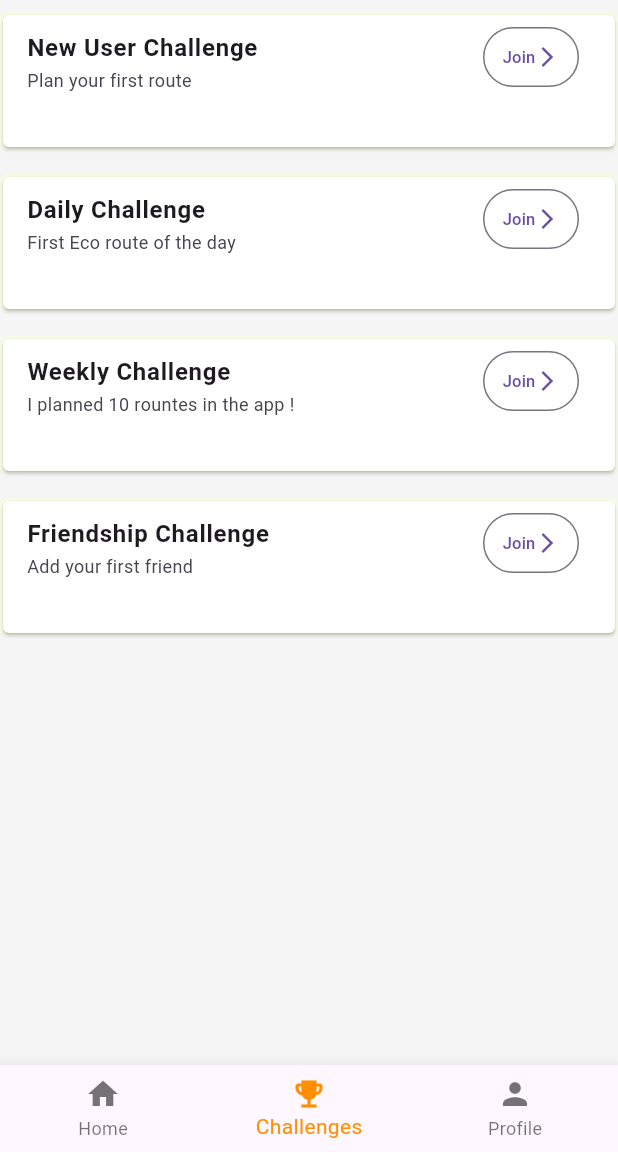
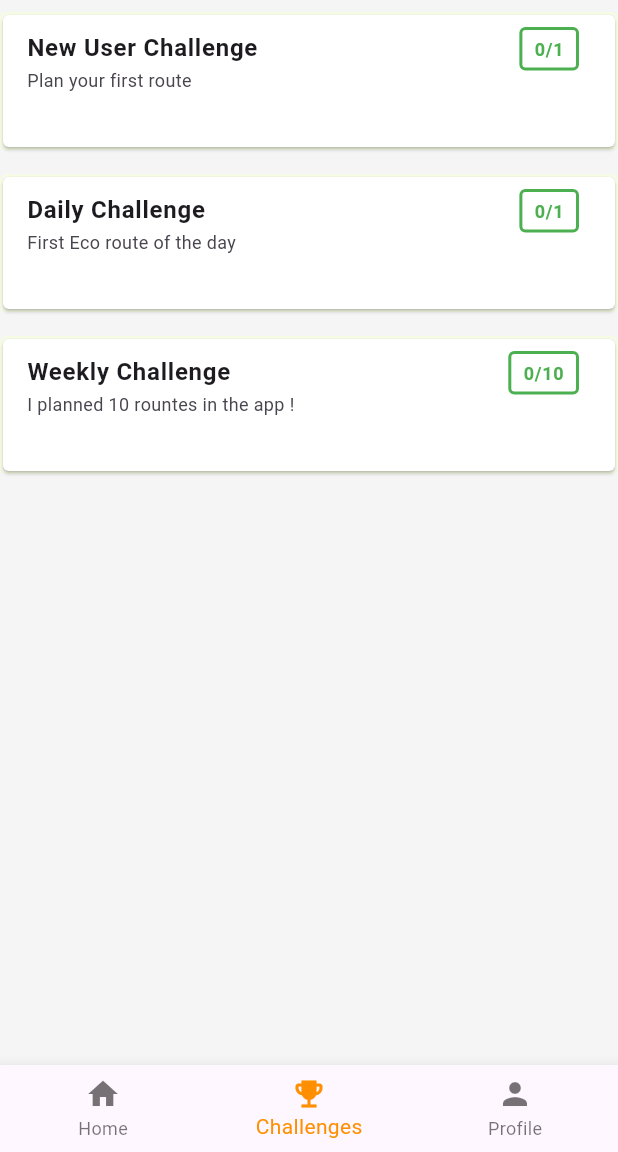
Before and after one commit to ThePandaGroup/Eco-Panda, a Flutter app: the screen it shows after launch, item 2 of the bottom bar chosen, on a phone screen of 412 x 824 dp, the part 84-1236 px from its top. Run offline on Flutter 3.47's test engine with Material 3 defaults, Android fonts, the phone set to English and light mode, and no system bars; our stand-ins replace fl_chart, geolocator, google_maps_flutter, image_picker; missing offline and left inert: flutter_polyline_points.

Commit message:
update challenges page

```diff
--- a/eco_panda/lib/echallenges.dart
+++ b/eco_panda/lib/echallenges.dart
@@ -2,7 +2,6 @@ import 'package:flutter/material.dart';
 
 // delete this import
 // Alex did it!
-import './emap_nav.dart';
 
 class EChallenges extends StatefulWidget {
   const EChallenges({super.key});
@@ -16,25 +15,27 @@ class _EChallengesState extends State<EChallenges> {
 
   static const String cTitle = 'Daily Challenge';
   static const String cDescrpt = 'First Eco route of the day';
+  static const int cProgress = 0; //fetch from data base, placeholder value for now
+  static const int cRequired = 1;
 
   static const String cTitleA = 'New User Challenge';
   static const String cDescriptA = 'Plan your first route';
+  static const int cProgressA = 0; //fetch from data base, placeholder value for now
+  static const int cRequiredA = 1;
 
   static const String cTitleB = 'Weekly Challenge';
   static const String cDescripB = 'I planned 10 rountes in the app !';
-
-  static const String cTitleC = 'Friendship Challenge';
-  static const String cDescripC = 'Add your first friend';
+  static const int cProgressB = 0; //fetch from data base, placeholder value for now
+  static const int cRequiredB = 10;
 
   @override
   Widget build(BuildContext context) {
     return const SingleChildScrollView(
         child:Column(
             children: [
-              ChallengeCard(title: cTitleA , description: cDescriptA ),
-              ChallengeCard(title: cTitle, description: cDescrpt),
-              ChallengeCard(title: cTitleB, description: cDescripB),
-              ChallengeCard(title: cTitleC, description: cDescripC)
+              ChallengeCard(title: cTitleA, description: cDescriptA, currentProgress: cProgressA, totalRequired: cRequiredA),
+              ChallengeCard(title: cTitle, description: cDescrpt, currentProgress: cProgress, totalRequired: cRequired),
+              ChallengeCard(title: cTitleB, description: cDescripB, currentProgress: cProgressB, totalRequired: cRequiredB),
             ]
         )
     );
@@ -45,8 +46,16 @@ class _EChallengesState extends State<EChallenges> {
 class ChallengeCard extends StatelessWidget {
   final String title ;
   final String description ;
+  final int currentProgress;
+  final int totalRequired;
 
-  const ChallengeCard({super.key, required this.title, required this.description});
+  const ChallengeCard({
+    super.key,
+    required this.title,
+    required this.description,
+    required this.currentProgress,
+    required this.totalRequired,
+  });
 
   @override
   Widget build(BuildContext context) {
@@ -73,7 +82,10 @@ class ChallengeCard extends StatelessWidget {
           subtitle: Text(description,
             style: const TextStyle(fontSize: 12),
           ),
-          trailing: const CustomOutlinedButton(),
+          trailing: ChallengeProgressIndicator(
+            currentProgress: currentProgress,
+            totalRequired: totalRequired,
+          ),
         ),
       ),
     );
@@ -81,29 +93,32 @@ class ChallengeCard extends StatelessWidget {
 }
 
 
-// The Join button
-class CustomOutlinedButton extends StatelessWidget {
-  const CustomOutlinedButton({super.key});
+// Challenge progress indicator
+class ChallengeProgressIndicator extends StatelessWidget {
+  final int currentProgress;
+  final int totalRequired;
+
+  const ChallengeProgressIndicator({
+    super.key,
+    required this.currentProgress,
+    required this.totalRequired,
+  });
 
   @override
   Widget build(BuildContext context) {
-    return OutlinedButton(
-      onPressed: () {
-        Navigator.push(
-          context,
-          MaterialPageRoute(builder: (context) => EMapNav()),
-        );
-      },
-      style: OutlinedButton.styleFrom(
-        padding: const EdgeInsets.symmetric(horizontal: 8, vertical: 4),
-        tapTargetSize: MaterialTapTargetSize.shrinkWrap,
+    return Container(
+      padding: const EdgeInsets.symmetric(horizontal: 8, vertical: 4),
+      decoration: BoxDecoration(
+        border: Border.all(color: Colors.green, width: 2.0),
+        borderRadius: BorderRadius.circular(4.0),
       ),
-      child:  const Row(
-        mainAxisSize: MainAxisSize.min,
-        children: <Widget>[
-          Text('Join', style: TextStyle(fontSize: 11)),
-          Icon(Icons.arrow_forward_ios, size: 16.0),
-        ],
+      child: Text(
+        '$currentProgress/$totalRequired',
+        style: const TextStyle(
+          fontSize: 12,
+          fontWeight: FontWeight.bold,
+          color: Colors.green,
+        ),
       ),
     );
   }
```
